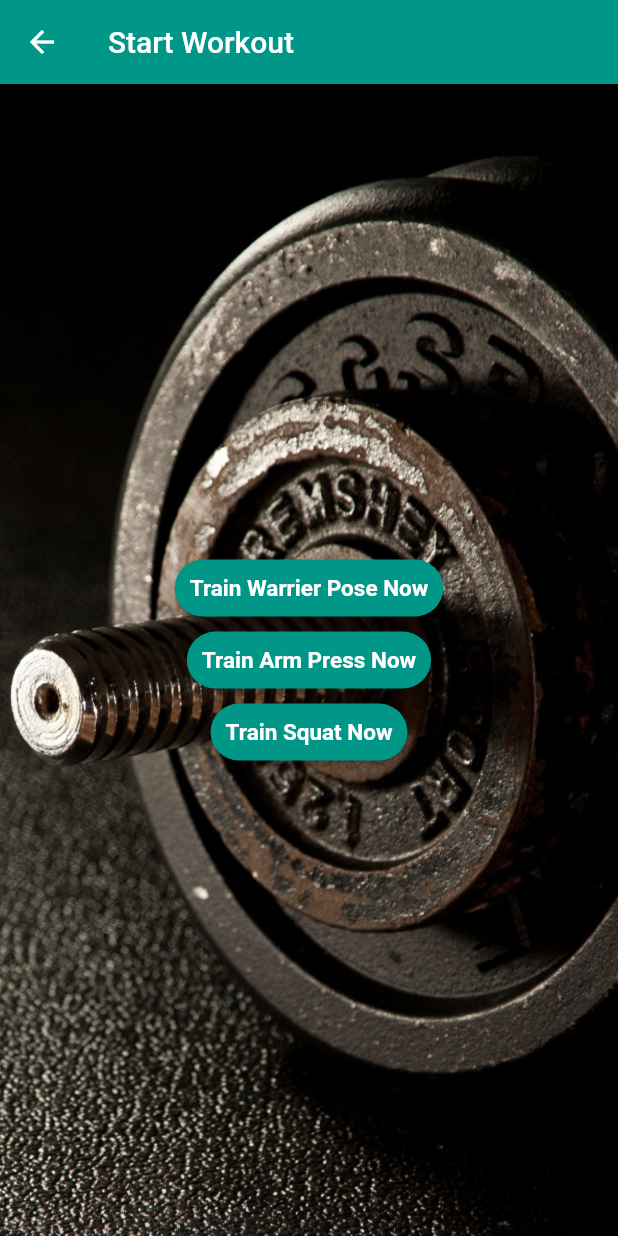
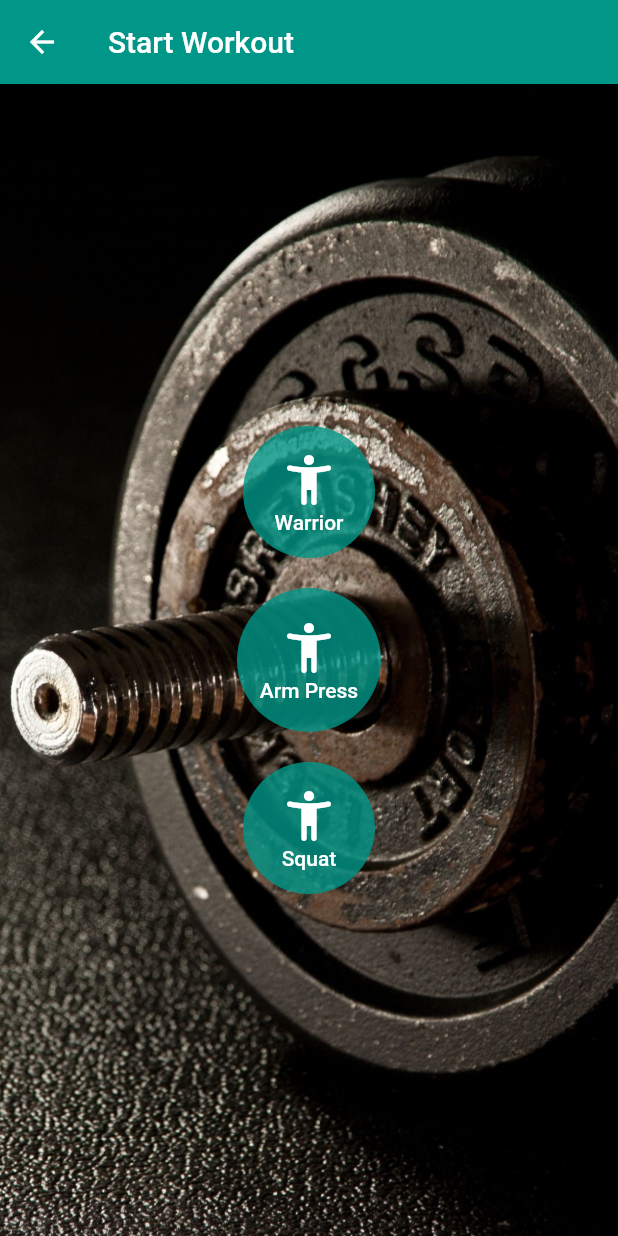
Before and after one commit to Ishan579/SDGP--Relax-Natives, a Flutter app: the startWorkout screen opened directly, on a phone screen of 412 x 824 dp. Run offline on Flutter 3.47's test engine with Material 2 defaults, Android fonts, the phone set to English and light mode, and no system bars; our stand-ins replace camera, image_picker, sqflite, youtube_player_flutter; missing offline and left inert: tflite; accounts and stored records are empty.

Commit message:
Page Formatting

```diff
--- a/FrontEnd/Flutter_posEs/lib/pages/start_workout_page.dart
+++ b/FrontEnd/Flutter_posEs/lib/pages/start_workout_page.dart
@@ -32,7 +32,8 @@ class startWorkout extends StatelessWidget {
         body: Container(
             decoration: BoxDecoration(
                 image: DecorationImage(
-                    image: AssetImage("lib/images/pic1.jpg"), fit: BoxFit.cover)),
+                    image: AssetImage("lib/images/pic1.jpg"),
+                    fit: BoxFit.cover)),
             child: Center(
                 child: Column(
                     mainAxisAlignment: MainAxisAlignment.center,
@@ -41,16 +42,7 @@ class startWorkout extends StatelessWidget {
                   //    ? Image.file(_image)
                   //   : Icon(Icons.image, size: 100),
 
-          ElevatedButton(
-            style: ElevatedButton.styleFrom(
-                primary: Colors.teal,
-                onPrimary: Colors.white,
-                onSurface: Colors.grey,
-                padding: EdgeInsets.symmetric(horizontal: 10, vertical: 10),
-                shape: RoundedRectangleBorder(
-                    borderRadius: BorderRadius.all(Radius.circular(25))),
-                textStyle:
-                    TextStyle(fontSize: 15, fontWeight: FontWeight.bold)),
+                  FlatButton(
                     onPressed: () {
                       Navigator.push(
                         context,
@@ -62,20 +54,20 @@ class startWorkout extends StatelessWidget {
                         ),
                       );
                     },
-            child: Text("Train Warrier Pose Now"),
+                    shape: CircleBorder(),
+                    color: Color(0xFF009688).withOpacity(0.8),
+                    padding: EdgeInsets.all(20.0),
+                    textColor: Colors.white,
+                    child: Column(
+                      // Replace with a Row for horizontal icon + text
+                      children: <Widget>[
+                        Icon(Icons.accessibility_new_rounded, size: 40),
+                        Text("Warrior")
+                      ],
                     ),
-
-          //home: MainScreen(cameras),
-          ElevatedButton(
-            style: ElevatedButton.styleFrom(
-                primary: Colors.teal,
-                onPrimary: Colors.white,
-                onSurface: Colors.grey,
-                padding: EdgeInsets.symmetric(horizontal: 10, vertical: 10),
-                shape: RoundedRectangleBorder(
-                    borderRadius: BorderRadius.all(Radius.circular(25))),
-                textStyle:
-                    TextStyle(fontSize: 15, fontWeight: FontWeight.bold)),
+                  ),
+                  Text(""),
+                  FlatButton(
                     onPressed: () {
                       Navigator.push(
                         context,
@@ -87,18 +79,20 @@ class startWorkout extends StatelessWidget {
                         ),
                       );
                     },
-            child: Text("Train Arm Press Now"),
+                    shape: CircleBorder(),
+                    color: Color(0xFF009688).withOpacity(0.8),
+                    padding: EdgeInsets.all(20.0),
+                    textColor: Colors.white,
+                    child: Column(
+                      // Replace with a Row for horizontal icon + text
+                      children: <Widget>[
+                        Icon(Icons.accessibility_new_rounded, size: 40),
+                        Text("Arm Press")
+                      ],
                     ),
-          ElevatedButton(
-            style: ElevatedButton.styleFrom(
-                primary: Colors.teal,
-                onPrimary: Colors.white,
-                onSurface: Colors.grey,
-                padding: EdgeInsets.symmetric(horizontal: 10, vertical: 10),
-                shape: RoundedRectangleBorder(
-                    borderRadius: BorderRadius.all(Radius.circular(25))),
-                textStyle:
-                    TextStyle(fontSize: 15, fontWeight: FontWeight.bold)),
+                  ),
+                  Text(""),
+                  FlatButton(
                     onPressed: () {
                       Navigator.push(
                         context,
@@ -110,10 +104,20 @@ class startWorkout extends StatelessWidget {
                         ),
                       );
                     },
-            child: Text("Train Squat Now"),
+                    shape: CircleBorder(),
+                    color: Color(0xFF009688).withOpacity(0.8),
+                    padding: EdgeInsets.all(20.0),
+                    textColor: Colors.white,
+                    child: Column(
+                      // Replace with a Row for horizontal icon + text
+                      children: <Widget>[
+                        Icon(Icons.accessibility_new_rounded, size: 40),
+                        Text("Squat"),
+                      ],
+                    ),
+                  ),
 
-          ),
+                  //home: MainScreen(cameras),
                 ]))));
   }
-
 }
```
Also changed, not shown: FrontEnd/Flutter_posEs/lib/pages/home_page.dart (+39 -34 lines). Lines whose indentation alone changed are shown as unchanged.
